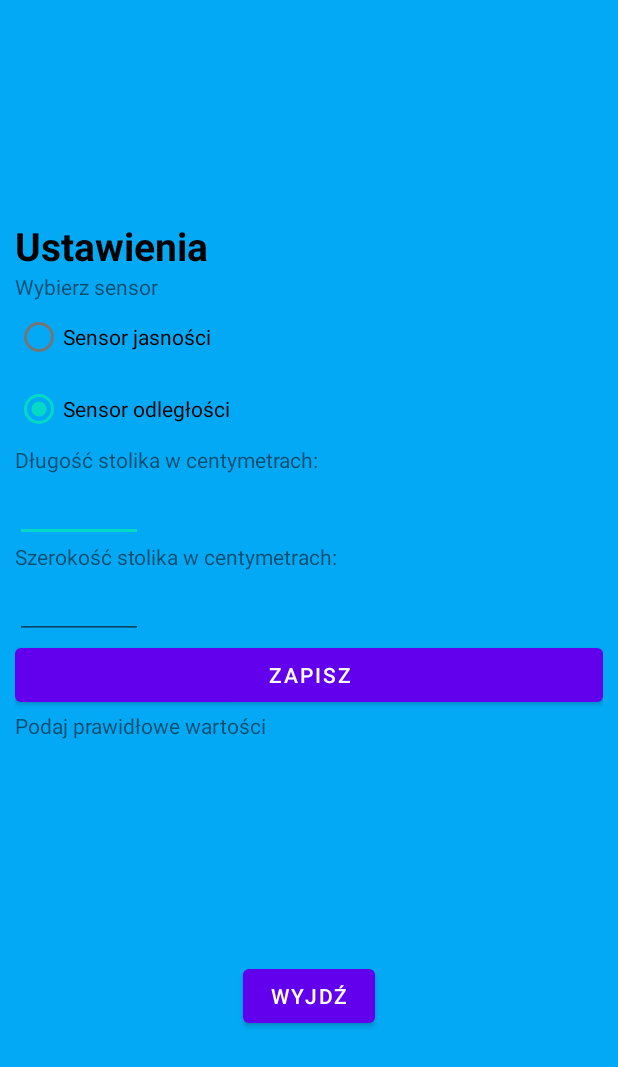
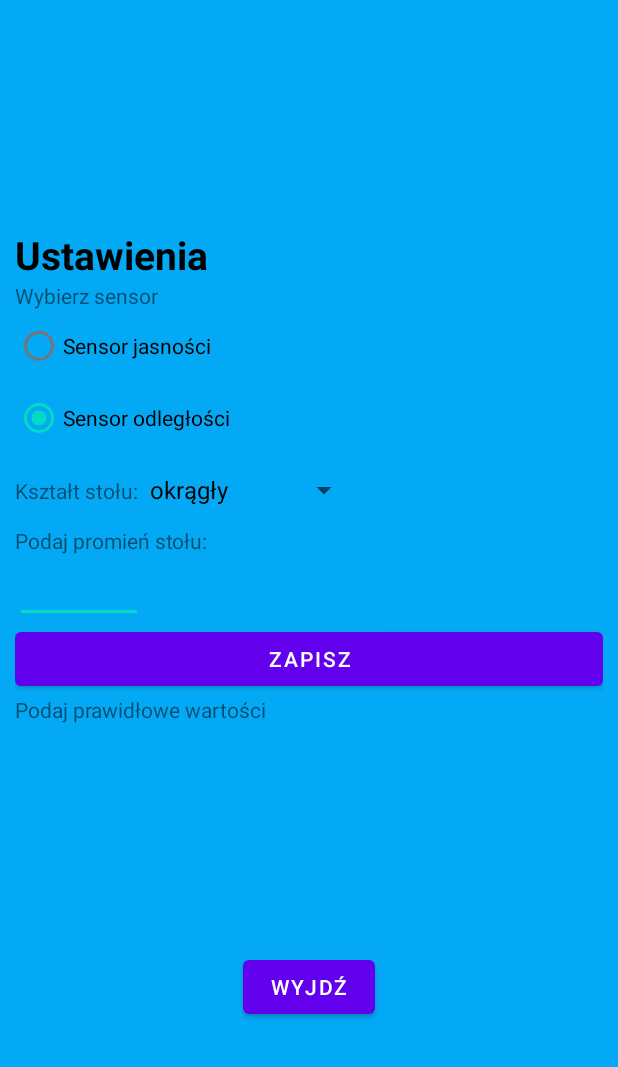
Before and after one commit to Laskos-p/Logon, an Android app: the Ustawienia screen opened directly, with no data from a screen before it, after a tap on "ZAPISZ", on a phone screen of 412 x 824 dp. Shown: the top 1067 px of the screen. Run offline under Robolectric (Android 15) with nearby library versions, the phone set to English and light mode, and no system bars; 3 other taps on this screen came first.

Commit message:
Ustawienia dodanie różnych kształtów stołu

```diff
--- a/Wyscig/app/src/main/java/com/example/wyscig/Ustawienia.java
+++ b/Wyscig/app/src/main/java/com/example/wyscig/Ustawienia.java
@@ -3,19 +3,21 @@ package com.example.wyscig;
 import android.content.Intent;
 import android.content.SharedPreferences;
 import android.os.Bundle;
-import android.preference.PreferenceManager;
 import android.view.View;
-import android.widget.Button;
+import android.widget.AdapterView;
+import android.widget.ArrayAdapter;
 import android.widget.EditText;
 import android.widget.RadioButton;
+import android.widget.Spinner;
 import android.widget.TextView;
 
 import androidx.appcompat.app.AppCompatActivity;
 
 public class Ustawienia extends AppCompatActivity {
-    EditText szerokosc, wysokosc;
+    EditText szerokosc, wysokosc, promien;
     int obwod;
     RadioButton jasnosc, odleglosc;
+    Spinner spinner;
 
     public final void onCreate(Bundle savedInstanceState) {
         super.onCreate(savedInstanceState);
@@ -23,15 +25,49 @@ public class Ustawienia extends AppCompatActivity {
 
         findViewById(R.id.wyjscie).setOnClickListener(v -> openMain());
 
-        findViewById(R.id.zapis).setOnClickListener(v -> Pole());
 
+        findViewById(R.id.zapis_prostokat).setOnClickListener(v -> poleProstokat());
+        findViewById(R.id.zapis_okrag).setOnClickListener(v -> poleOkrag());
+
+        //Załadowanie wcześniej ustawionych przez użytkownika preferencji sensora
         SharedPreferences ustawienia = getSharedPreferences("ustawienia", MODE_PRIVATE);
         jasnosc = (RadioButton) findViewById(R.id.jasnosc);
         odleglosc = (RadioButton) findViewById(R.id.odleglosc);
         jasnosc.setChecked(ustawienia.getBoolean("ustawienia_jasnosc",true));
         odleglosc.setChecked(ustawienia.getBoolean("ustawienia_odleglosc", false));
+
+        spinner = (Spinner) findViewById(R.id.spinner);
+        spinner.setSelection(ustawienia.getInt("spinnervalue", 0));
+
+        spinner.setOnItemSelectedListener(new AdapterView.OnItemSelectedListener(){
+            @Override
+            public void onItemSelected(AdapterView<?> parent, View view, int position, long id)
+            {
+                switch (position) {
+                    case 0:
+                        findViewById(R.id.opcje_prostokat).setVisibility(View.GONE);
+                        findViewById(R.id.opcje_okrag).setVisibility(View.VISIBLE);
+                        break;
+                    case 1:
+                        findViewById(R.id.opcje_okrag).setVisibility(View.GONE);
+                        findViewById(R.id.opcje_prostokat).setVisibility(View.VISIBLE);
+                        break;
+                }
+            }
+            @Override
+            public void onNothingSelected(AdapterView<?> parent)
+            {
+
+            }
+        });
+
+        //Menu rozwijane
+        String[] items = new String[]{"okrągły", "prostokątny"};
+        ArrayAdapter<String> adapter = new ArrayAdapter<>(this, android.R.layout.simple_spinner_dropdown_item, items);
+        spinner.setAdapter(adapter);
     }
-    public void Pole(){
+
+    public void poleProstokat(){
         try {
             wysokosc = (EditText) findViewById(R.id.wysokosc);
             szerokosc = (EditText) findViewById(R.id.szerokosc);
@@ -39,24 +75,44 @@ public class Ustawienia extends AppCompatActivity {
             int wysInt = Integer.parseInt(wysokosc.getText().toString());
             int szerInt = Integer.parseInt(szerokosc.getText().toString());
 
-            obwod = 2*(wysInt + szerInt + 40);
+            obwod = (int) 2*(wysInt + szerInt + 40);
 
             final TextView textViewToChange = (TextView) findViewById(R.id.obwodText);
             textViewToChange.setText("Obwód to: "+ obwod);
 
             SharedPreferences sharedPreferences = getSharedPreferences("ustawienia", MODE_PRIVATE);
             SharedPreferences.Editor ustawienia = sharedPreferences.edit();
-            ustawienia.putInt("obwod", wysInt);
-            ustawienia.putInt("obwod", szerInt);
             ustawienia.putInt("obwod", obwod);
-            ustawienia.commit();
+            ustawienia.putInt("spinnervalue", 1);
+            ustawienia.apply();
 
         } catch (Throwable e) {
             final TextView textViewToChange = (TextView) findViewById(R.id.obwodText);
             textViewToChange.setText("Podaj prawidłowe wartości");
         }
+    }
 
+    public void poleOkrag() {
+        try {
+            promien = (EditText) findViewById(R.id.promien);
+
+            int promInt = Integer.parseInt(promien.getText().toString());
+
+            obwod = (int) (6.28 * (promInt + 20));
+            final TextView textViewToChange = (TextView) findViewById(R.id.obwodText);
+            textViewToChange.setText("Obwód to: " + obwod);
+
+            SharedPreferences sharedPreferences = getSharedPreferences("ustawienia", MODE_PRIVATE);
+            SharedPreferences.Editor ustawienia = sharedPreferences.edit();
+            ustawienia.putInt("obwod", obwod);
+            ustawienia.putInt("spinnervalue", 0);
+            ustawienia.apply();
+        } catch (Throwable e) {
+            final TextView textViewToChange = (TextView) findViewById(R.id.obwodText);
+            textViewToChange.setText("Podaj prawidłowe wartości");
+        }
     }
+
     public void onRadioButtonClicked(View v) {
         jasnosc = (RadioButton) findViewById(R.id.jasnosc);
         odleglosc = (RadioButton) findViewById(R.id.odleglosc);
@@ -66,8 +122,9 @@ public class Ustawienia extends AppCompatActivity {
 
         ustawienia.putBoolean("ustawienia_jasnosc", jasnosc.isChecked());
         ustawienia.putBoolean("ustawienia_odleglosc", odleglosc.isChecked());
-        ustawienia.commit();
+        ustawienia.apply();
     }
+
     public void openMain() {
         startActivity(new Intent(this, MainActivity.class));
         this.finish();
--- a/Wyscig/app/src/main/res/layout/activity_ustawienia.xml
+++ b/Wyscig/app/src/main/res/layout/activity_ustawienia.xml
@@ -52,6 +52,33 @@
 
         </RadioGroup>
 
+
+        <LinearLayout
+            android:layout_width="wrap_content"
+            android:layout_height="wrap_content"
+            android:orientation="horizontal">
+
+            <TextView
+                android:id="@+id/textView5"
+                android:layout_width="wrap_content"
+                android:layout_height="wrap_content"
+                android:layout_weight="1"
+                android:text="@string/table_shape" />
+
+            <Spinner
+                android:id="@+id/spinner"
+                android:layout_width="match_parent"
+                android:layout_height="wrap_content"
+                android:spinnerMode="dropdown" />
+        </LinearLayout>
+
+        <LinearLayout
+            android:id="@+id/opcje_prostokat"
+            android:layout_width="match_parent"
+            android:layout_height="match_parent"
+            android:orientation="vertical"
+            android:visibility="gone">
+
             <TextView
                 android:id="@+id/textView2"
                 android:layout_width="match_parent"
@@ -79,15 +106,42 @@
                 android:inputType="number" />
 
             <Button
-            android:id="@+id/zapis"
+                android:id="@+id/zapis_prostokat"
                 android:layout_width="match_parent"
                 android:layout_height="wrap_content"
                 android:text="@string/zapis" />
+        </LinearLayout>
+
+        <LinearLayout
+            android:id="@+id/opcje_okrag"
+            android:layout_width="match_parent"
+            android:layout_height="match_parent"
+            android:orientation="vertical">
+
+            <TextView
+                android:id="@+id/textView4"
+                android:layout_width="match_parent"
+                android:layout_height="wrap_content"
+                android:text="@string/Promien" />
+
+            <EditText
+                android:id="@+id/promien"
+                android:layout_width="wrap_content"
+                android:layout_height="wrap_content"
+                android:ems="4"
+                android:inputType="number" />
+
+            <Button
+                android:id="@+id/zapis_okrag"
+                android:layout_width="match_parent"
+                android:layout_height="wrap_content"
+                android:text="@string/zapis" />
+        </LinearLayout>
 
         <TextView
             android:id="@+id/obwodText"
             android:layout_width="match_parent"
-            android:layout_height="wrap_content" />
+            android:layout_height="wrap_content"/>
 
     </LinearLayout>
 
--- a/Wyscig/app/src/main/res/values/strings.xml
+++ b/Wyscig/app/src/main/res/values/strings.xml
@@ -32,4 +32,6 @@
     <string name="predkosc">Średnia prędkość wynosi %s m/s</string>
     <string name="tempo">Tempo biegu wynosi %02d:%02d:%02d/km</string>
     <string name="czas">%02d:%02d:%02d</string>
+    <string name="Promien">Podaj promień stołu:</string>
+    <string name="table_shape">Kształt stołu:</string>
 </resources>
```
Lines whose indentation alone changed are shown as unchanged.
